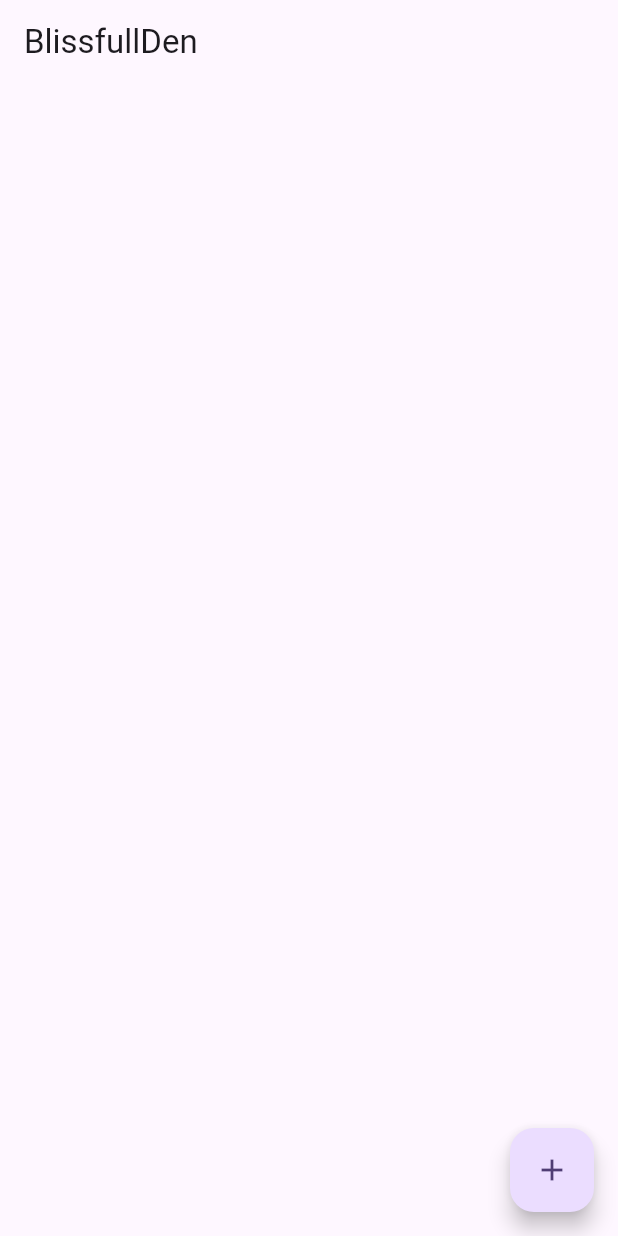
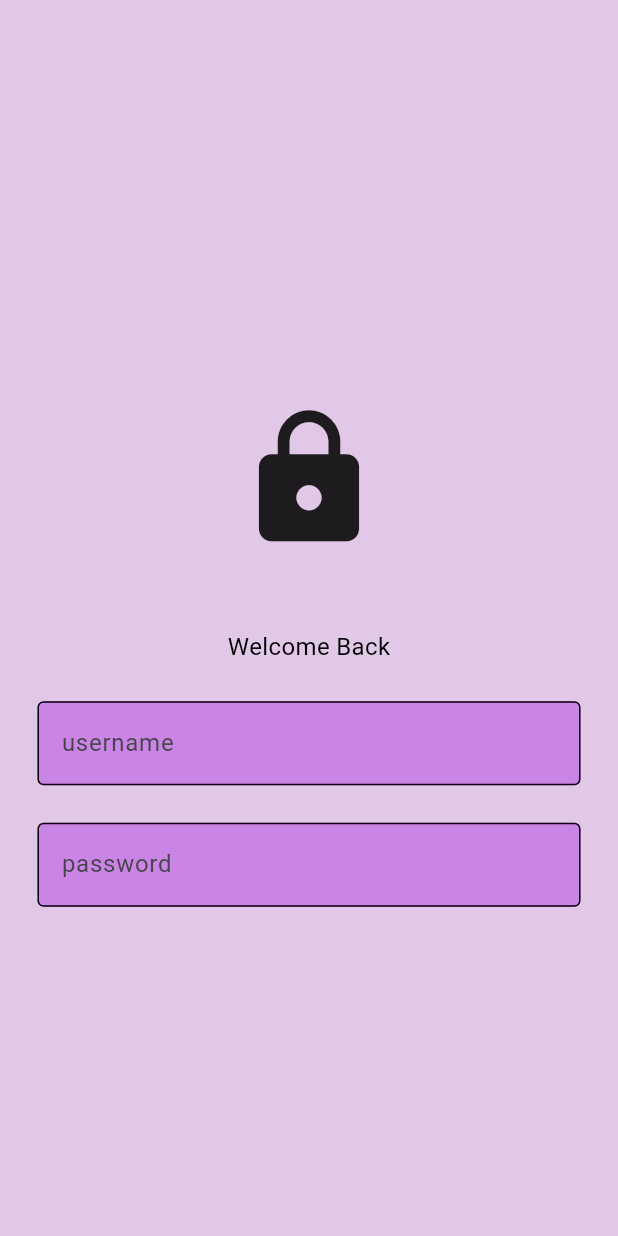
Before and after one commit to catastrxphic/productivity, a Flutter app: the screen it shows after launch, on a phone screen of 412 x 824 dp. Run offline on Flutter 3.47's test engine with Material 3 defaults, Android fonts, the phone set to English and light mode, and no system bars.

Commit message:
added log in form

```diff
--- /dev/null
+++ b/blissfullden_app/lib/components/my_textfield.dart
@@ -0,0 +1,33 @@
+import 'package:flutter/material.dart';
+
+class my_textfield extends StatelessWidget {
+  final controller;
+  final String hintText;
+  final bool obscureText;
+
+  const my_textfield({
+    super.key,
+    required this.controller,
+    required this.hintText,
+    required this.obscureText
+  });
+
+  @override
+  Widget build(BuildContext context) {
+    return Padding(
+              padding: const EdgeInsets.symmetric(horizontal:25.0),
+                child: TextField(
+                  controller: controller,
+                  obscureText: obscureText ,
+                  decoration: InputDecoration(
+                    enabledBorder:const OutlineInputBorder(
+                      borderSide: BorderSide(color: Color.fromARGB(255, 8, 0, 10))
+                    ),
+                    fillColor: Color.fromARGB(255, 202, 132, 230),
+                    filled: true,
+                    hintText: hintText,
+                  ),
+                ),
+              );
+  }
+}
--- /dev/null
+++ b/blissfullden_app/lib/login.dart
@@ -0,0 +1,55 @@
+import 'package:blissfullden_app/components/my_textfield.dart';
+import 'package:flutter/material.dart';
+
+
+class LoginPage extends StatelessWidget {
+  LoginPage({super.key});
+  final usernameController = TextEditingController();
+  final passwordController = TextEditingController();
+
+
+  @override
+  Widget build(BuildContext context) {
+    return Scaffold(
+      backgroundColor: const Color.fromARGB(255, 225, 200, 230),
+      body: SafeArea(
+        child: Center(
+          child: Column(
+            mainAxisAlignment: MainAxisAlignment.center,
+            children: [
+              const SizedBox(height: 50),
+              //logo
+              const Icon(
+                Icons.lock, size: 100,
+              ),
+
+              const SizedBox(height: 50),
+              const Text(
+                "Welcome Back",
+                style: TextStyle(
+                  color: Color.fromARGB(255, 0, 0, 0),
+                  fontSize: 16,
+                ),
+              ),
+
+
+              const SizedBox(height: 25),
+              my_textfield(
+                controller: usernameController,
+                hintText: 'username',
+                obscureText: false
+              ),
+
+              const SizedBox(height: 25),
+              my_textfield(
+                controller: passwordController,
+                hintText: 'password' ,
+                obscureText: true,
+              )
+            ],
+          ),
+        )
+        )
+    );
+  }
+}
--- a/blissfullden_app/lib/main.dart
+++ b/blissfullden_app/lib/main.dart
@@ -1,117 +1,137 @@
-import 'dart:convert';
+// import 'dart:convert';
 
-import 'package:blissfullden_app/create.dart';
-import 'package:blissfullden_app/task.dart';
-import 'package:blissfullden_app/update.dart';
+// import 'package:blissfullden_app/create.dart';
+// import 'package:blissfullden_app/task.dart';
+// import 'package:blissfullden_app/update.dart';
+// import 'package:flutter/material.dart';
+// import 'package:http/http.dart' as http;
+// import 'package:http/http.dart';
+
+
+// void main() {
+//   runApp(const MyApp());
+// }
+
+// class MyApp extends StatelessWidget {
+//   const MyApp({super.key});
+
+//   // This widget is the root of your application.
+//   @override
+//   Widget build(BuildContext context) {
+//     return MaterialApp(
+//       title: 'Flutter Demo',
+//       theme: ThemeData(
+//         colorScheme: ColorScheme.fromSeed(seedColor: Colors.deepPurple),
+//         useMaterial3: true,
+//       ),
+//       home: const MyHomePage(title: 'BlissfullDen'),
+//     );
+//   }
+// }
+
+// class MyHomePage extends StatefulWidget {
+//   const MyHomePage({super.key, required this.title});
+//   final String title;
+
+//   @override
+//   State<MyHomePage> createState() => _MyHomePageState();
+// }
+
+// class _MyHomePageState extends State<MyHomePage> {
+//   Client client = http.Client();
+//   var url = Uri.parse('http://127.0.0.1:8000/tasks/');
+
+//   List<Task> tasks = [];
+
+//   @override
+//   void initState(){
+//     _retrieveTasks();
+//     super.initState();
+//   }
+
+//   void _retrieveTasks() async {
+//     tasks = [];
+
+//     List response = json.decode((await client.get(url)).body);
+//     for (var element in response) {
+//       tasks.add(Task.fromMap(element));
+//     }
+
+//     setState(() {});
+//   }
+
+//   void _deleteTask(int id){
+//     var deleteUrl = Uri.parse('http://127.0.0.1:8000/tasks/$id/delete/');
+//     client.delete(deleteUrl);
+//     _retrieveTasks();
+//   }
+
+
+//   @override
+//   Widget build(BuildContext context) {
+//     return Scaffold(
+
+//       appBar: AppBar(
+//         title: Text(widget.title),
+//       ),
+
+//       body: RefreshIndicator(
+//         onRefresh: () async {
+//           _retrieveTasks();
+//         },
+//         child: ListView.builder(
+//           itemCount: tasks.length,
+//           itemBuilder: (BuildContext context, int index) {
+//             return ListTile(
+//               title: Text(tasks[index].task),
+//               onTap: () {
+//                 Navigator.of(context).push(
+//                   MaterialPageRoute(builder: (context)=> UpdatePage(
+//                     client:client,
+//                     id:tasks[index].id,
+//                     task: tasks[index].task,
+//                   ))
+//                 );
+//               },
+//               trailing: IconButton(
+//                 icon: Icon(Icons.delete),
+//                 onPressed: () => _deleteTask(tasks[index].id),
+//               ),
+//             );
+//           },
+//         ),
+//       ),
+
+//       floatingActionButton: FloatingActionButton(
+//         onPressed: () => Navigator.of(context).push(
+//           MaterialPageRoute(builder: (context)=> CreatePage(
+//             client:client,
+
+//           ))
+//         ),
+//         tooltip: 'Increment',
+//         child: const Icon(Icons.add),
+//       ),
+//       );
+//   }
+// }
+
+import 'package:blissfullden_app/login.dart';
 import 'package:flutter/material.dart';
-import 'package:http/http.dart' as http;
-import 'package:http/http.dart';
-
+import 'package:flutter/rendering.dart';
 
 void main() {
   runApp(const MyApp());
 }
 
-class MyApp extends StatelessWidget {
+class MyApp extends StatelessWidget{
   const MyApp({super.key});
 
-  // This widget is the root of your application.
   @override
-  Widget build(BuildContext context) {
+  Widget build ( BuildContext context){
     return MaterialApp(
-      title: 'Flutter Demo',
-      theme: ThemeData(
-        colorScheme: ColorScheme.fromSeed(seedColor: Colors.deepPurple),
-        useMaterial3: true,
-      ),
-      home: const MyHomePage(title: 'BlissfullDen'),
+      debugShowCheckedModeBanner: false,
+      home: LoginPage(),
     );
   }
 }
-
-class MyHomePage extends StatefulWidget {
-  const MyHomePage({super.key, required this.title});
-  final String title;
-
-  @override
-  State<MyHomePage> createState() => _MyHomePageState();
-}
-
-class _MyHomePageState extends State<MyHomePage> {
-  Client client = http.Client();
-  var url = Uri.parse('http://127.0.0.1:8000/tasks/');
-
-  List<Task> tasks = [];
-
-  @override
-  void initState(){
-    _retrieveTasks();
-    super.initState();
-  }
-
-  void _retrieveTasks() async {
-    tasks = [];
-
-    List response = json.decode((await client.get(url)).body);
-    for (var element in response) {
-      tasks.add(Task.fromMap(element));
-    }
-
-    setState(() {});
-  }
-
-  void _deleteTask(int id){
-    var deleteUrl = Uri.parse('http://127.0.0.1:8000/tasks/$id/delete/');
-    client.delete(deleteUrl);
-    _retrieveTasks();
-  }
-
-
-  @override
-  Widget build(BuildContext context) {
-    return Scaffold(
-
-      appBar: AppBar(
-        title: Text(widget.title),
-      ),
-
-      body: RefreshIndicator(
-        onRefresh: () async {
-          _retrieveTasks();
-        },
-        child: ListView.builder(
-          itemCount: tasks.length,
-          itemBuilder: (BuildContext context, int index) {
-            return ListTile(
-              title: Text(tasks[index].task),
-              onTap: () {
-                Navigator.of(context).push(
-                  MaterialPageRoute(builder: (context)=> UpdatePage(
-                    client:client,
-                    id:tasks[index].id,
-                    task: tasks[index].task,
-                  ))
-                );
-              },
-              trailing: IconButton(
-                icon: Icon(Icons.delete),
-                onPressed: () => _deleteTask(tasks[index].id),
-              ),
-            );
-          },
-        ),
-      ),
-
-      floatingActionButton: FloatingActionButton(
-        onPressed: () => Navigator.of(context).push(
-          MaterialPageRoute(builder: (context)=> CreatePage(
-            client:client,
-
-          ))
-        ),
-        tooltip: 'Increment',
-        child: const Icon(Icons.add),
-      ),
-      );
-  }
-}
```
Also changed, not shown: 12 other files.
